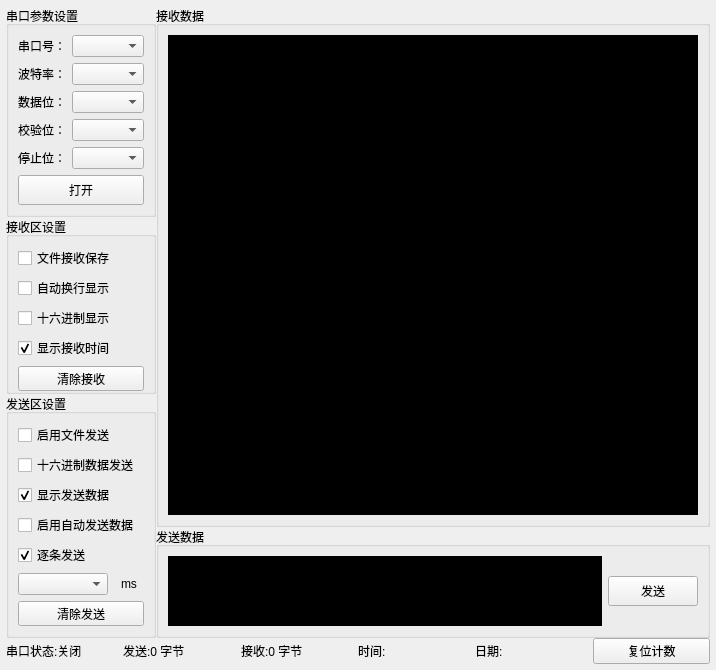
Qt form LSerialTool/Src/ui/widget.ui (kevinlq/MyQt) before a commit.
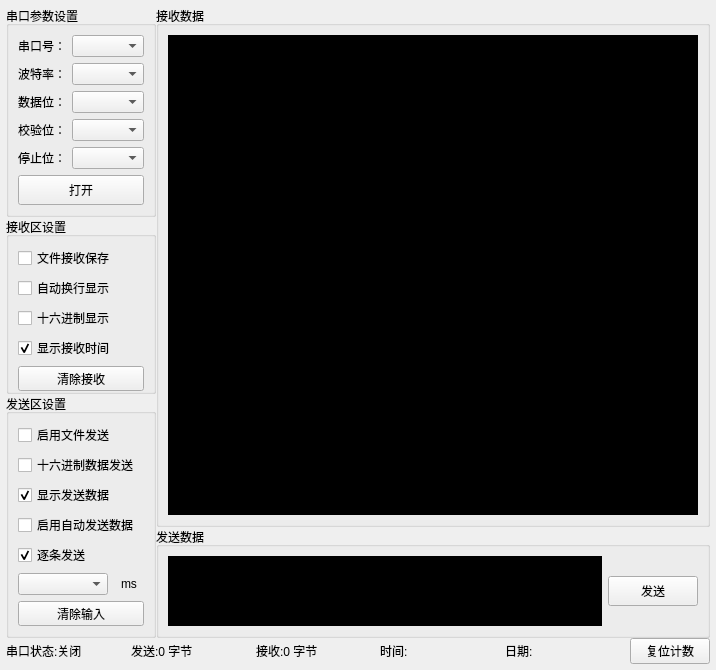
The same form after that commit.

```diff
--- a/LSerialTool/Src/ui/widget.ui
+++ b/LSerialTool/Src/ui/widget.ui
@@ -255,7 +255,7 @@
              </size>
             </property>
             <property name="text">
-             <string>清除发送</string>
+             <string>清除输入</string>
             </property>
            </widget>
           </item>
@@ -409,6 +409,12 @@
      </item>
      <item>
       <widget class="QPushButton" name="pushButton_2">
+       <property name="sizePolicy">
+        <sizepolicy hsizetype="Maximum" vsizetype="Fixed">
+         <horstretch>0</horstretch>
+         <verstretch>0</verstretch>
+        </sizepolicy>
+       </property>
        <property name="text">
         <string>复位计数</string>
        </property>
```
